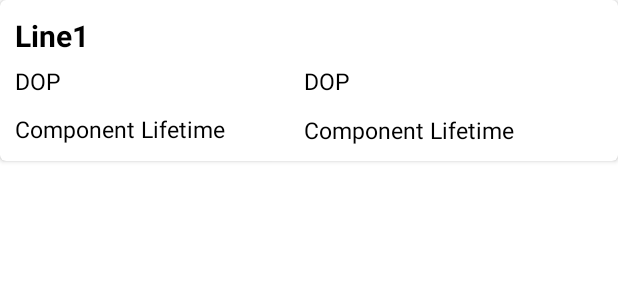
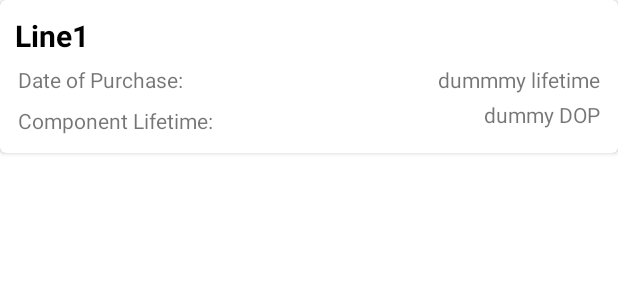
Before and after one commit to lukecachia/mobilecomputingA2, an Android app: the layout component_item.xml on its own in the app's theme, with its tools: preview values and no code run, on a phone screen of 412 x 824 dp. Shown: the top 300 px of the screen. Run offline under Robolectric (Android 15) with nearby library versions, the phone set to English and light mode, and no system bars.

Commit message:
Component Item fields fix
Fixed an issue where the lifetime and date of purchase values were being
displayed in an incorrect manner (other way round)

```diff
--- a/app/src/main/java/com/example/assignment2/Adapter/ComponentAdapter.java
+++ b/app/src/main/java/com/example/assignment2/Adapter/ComponentAdapter.java
@@ -56,8 +56,8 @@ public class ComponentAdapter extends RecyclerView.Adapter<ComponentAdapter.Comp
             super(itemView);
 
             componentTitle    = itemView.findViewById(R.id.componentTitle);
-            componentPurchase = itemView.findViewById(R.id.purchaseTitle);
-            componentLifetime = itemView.findViewById(R.id.lifetimeTitle);
+            componentPurchase = itemView.findViewById(R.id.componentPDate);
+            componentLifetime = itemView.findViewById(R.id.componentLifetime);
 
 
         }
--- a/app/src/main/res/layout/component_item.xml
+++ b/app/src/main/res/layout/component_item.xml
@@ -24,68 +24,92 @@
             android:textSize="20sp"
             android:textStyle="bold" />
 
-        <!--        <TextView-->
-        <!--            android:id="@+id/componentSubtitle"-->
-        <!--            android:layout_width="match_parent"-->
-        <!--            android:layout_height="wrap_content"-->
-        <!--            android:layout_below="@+id/itemTitle"-->
-        <!--            android:layout_marginTop="2dp"-->
-        <!--            android:padding="2dp"-->
-        <!--            android:text="Line2"-->
-        <!--            android:textColor="@android:color/black"-->
-        <!--            android:textSize="15sp" />-->
+        <TextView
+            android:id="@+id/dopTitle"
+            android:layout_width="wrap_content"
+            android:layout_height="wrap_content"
+            android:layout_below="@+id/componentTitle"
+            android:text="@string/dopTitle"
+            android:padding="4dp" />
 
         <TextView
-            android:id="@+id/purchaseTitle"
-            android:layout_width="191dp"
+            android:id="@+id/componentLifetime"
+            android:layout_width="wrap_content"
             android:layout_height="wrap_content"
-            android:layout_below="@+id/itemTitle"
+            android:layout_below="@id/componentTitle"
             android:layout_alignParentEnd="true"
-            android:layout_marginTop="33dp"
-            android:layout_marginEnd="209dp"
-            android:padding="2dp"
-            android:text="DOP"
-            android:textColor="@android:color/black"
-            android:textSize="15sp" />
+            android:layout_marginTop="4dp"
+            android:layout_marginEnd="4dp"
+            android:text="dummmy lifetime" />
 
         <TextView
-            android:id="@+id/compPurchase"
-            android:layout_width="191dp"
+            android:id="@+id/componentLTTitle"
+            android:layout_width="wrap_content"
             android:layout_height="wrap_content"
-            android:layout_below="@+id/itemTitle"
-            android:layout_alignParentEnd="true"
-            android:layout_marginTop="33dp"
-            android:layout_marginEnd="12dp"
-            android:padding="2dp"
-            android:text="DOP"
-            android:textColor="@android:color/black"
-            android:textSize="15sp" />
+            android:layout_below="@+id/dopTitle"
+            android:text="@string/componentLTTitle"
+            android:padding="4dp" />
 
         <TextView
-            android:id="@+id/lifetimeTitle"
-            android:layout_width="191dp"
+            android:id="@+id/componentPDate"
+            android:layout_width="wrap_content"
             android:layout_height="wrap_content"
-            android:layout_below="@+id/itemTitle"
+            android:layout_below="@+id/componentLifetime"
             android:layout_alignParentEnd="true"
-            android:layout_marginTop="65dp"
-            android:layout_marginEnd="209dp"
-            android:padding="2dp"
-            android:text="Component Lifetime"
-            android:textColor="@android:color/black"
-            android:textSize="15sp" />
+            android:layout_marginTop="4dp"
+            android:layout_marginEnd="4dp"
+            android:text="dummy DOP" />
 
-        <TextView
-            android:id="@+id/compLifetime"
-            android:layout_width="191dp"
-            android:layout_height="wrap_content"
-            android:layout_below="@+id/itemTitle"
-            android:layout_alignParentEnd="true"
-            android:layout_marginTop="66dp"
-            android:layout_marginEnd="12dp"
-            android:padding="2dp"
-            android:text="Component Lifetime"
-            android:textColor="@android:color/black"
-            android:textSize="15sp" />
+
+        <!--        <TextView-->
+<!--            android:id="@+id/compPurchase"-->
+<!--            android:layout_width="191dp"-->
+<!--            android:layout_height="wrap_content"-->
+<!--            android:layout_below="@+id/itemTitle"-->
+<!--            android:layout_alignParentEnd="true"-->
+<!--            android:layout_marginTop="33dp"-->
+<!--            android:layout_marginEnd="12dp"-->
+<!--            android:padding="2dp"-->
+<!--            android:textColor="@android:color/black"-->
+<!--            android:textSize="15sp" />-->
+
+
+<!--        <TextView-->
+<!--            android:id="@+id/dopTitle"-->
+<!--            android:layout_width="191dp"-->
+<!--            android:layout_height="wrap_content"-->
+<!--            android:layout_below="@+id/itemTitle"-->
+<!--            android:layout_alignParentEnd="true"-->
+<!--            android:layout_marginTop="33dp"-->
+<!--            android:layout_marginEnd="218dp"-->
+<!--            android:padding="2dp"-->
+<!--            android:text="Date of Purchase: "-->
+<!--            android:textColor="@android:color/black"-->
+<!--            android:textSize="15sp" />-->
+
+<!--        <TextView-->
+<!--            android:id="@+id/purchaseTitle"-->
+<!--            android:layout_width="191dp"-->
+<!--            android:layout_height="wrap_content"-->
+<!--            android:layout_marginTop="66dp"-->
+<!--            android:layout_marginEnd="222dp"-->
+<!--            android:padding="2dp"-->
+<!--            android:text="DOP"-->
+<!--            android:textColor="@android:color/black"-->
+<!--            android:textSize="15sp" />-->
+
+<!--        <TextView-->
+<!--            android:id="@+id/compLifetime"-->
+<!--            android:layout_width="191dp"-->
+<!--            android:layout_height="wrap_content"-->
+<!--            android:layout_below="@+id/itemTitle"-->
+<!--            android:layout_alignParentEnd="true"-->
+<!--            android:layout_marginTop="66dp"-->
+<!--            android:layout_marginEnd="11dp"-->
+<!--            android:padding="2dp"-->
+<!--            android:text="Compo Lifetime"-->
+<!--            android:textColor="@android:color/black"-->
+<!--            android:textSize="15sp" />-->
 
 
     </RelativeLayout>
--- a/app/src/main/res/values/strings.xml
+++ b/app/src/main/res/values/strings.xml
@@ -11,7 +11,9 @@
     <string name="activityDistance">Distance for this Activity</string>
     <string name="addComponent_submit">Submit</string>
     <string name="add_component">Add a component</string>
-    <string name="add_lifetime">Add component Lifetime</string>
+    <string name="add_lifetime">Add component lifetime</string>
+    <string name="componentLTTitle">Component Lifetime:</string>
+    <string name="dopTitle">Date of Purchase:</string>
 
 
     <string-array name="listOfBikes">
```
